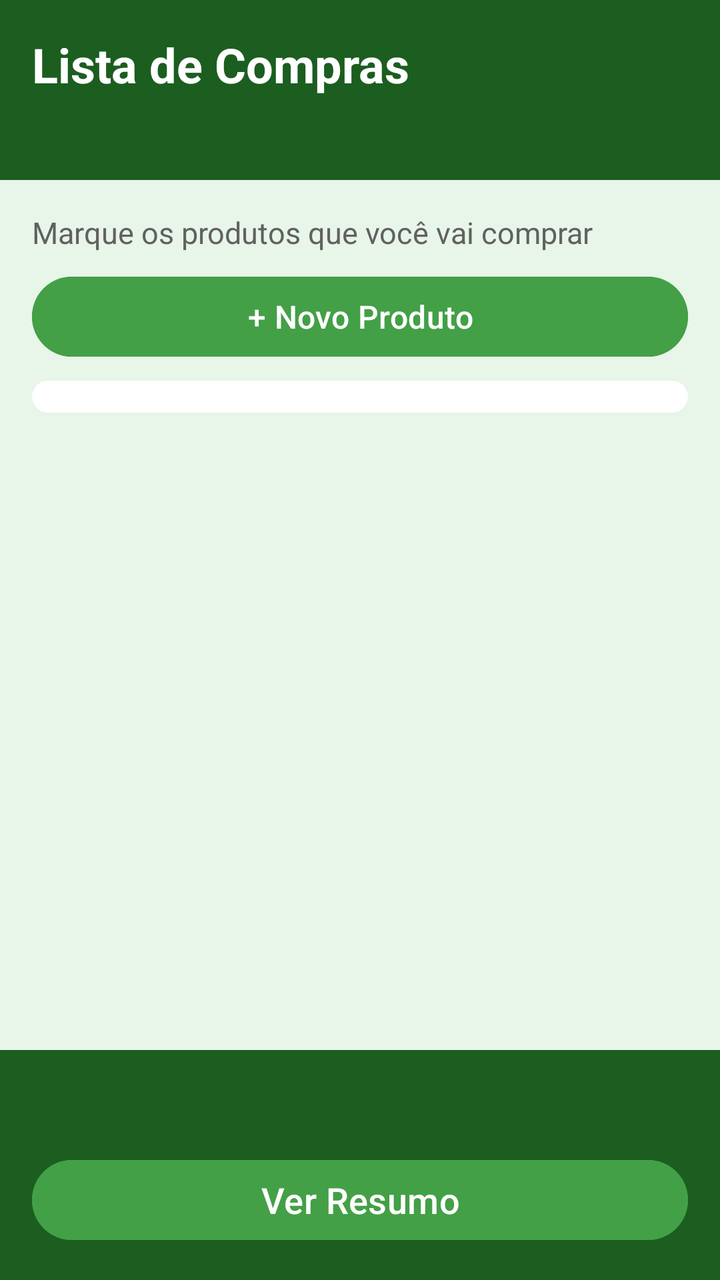
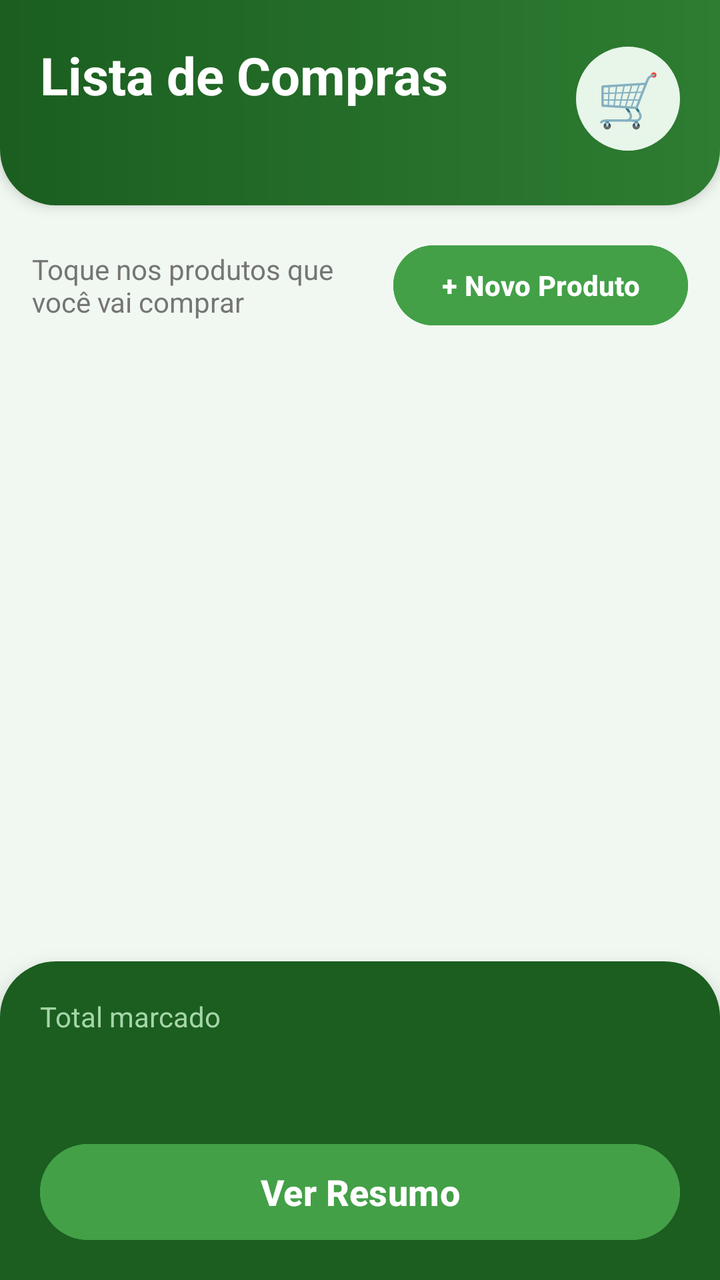

Before-and-after screenshots of an Android layout around one commit, followed by the original layout XML and the change that was made.
<!-- AndroidManifest.xml: application theme Theme.CarrinhoCerto -->
<!-- res/layout/activity_lista.xml -->
<?xml version="1.0" encoding="utf-8"?>
<LinearLayout xmlns:android="http://schemas.android.com/apk/res/android"
    xmlns:tools="http://schemas.android.com/tools"
    android:layout_width="match_parent"
    android:layout_height="match_parent"
    android:background="@color/verde_claro"
    android:fitsSystemWindows="true"
    android:orientation="vertical"
    tools:context=".ListaActivity">

    
    <LinearLayout
        android:layout_width="match_parent"
        android:layout_height="wrap_content"
        android:background="@color/verde_escuro"
        android:orientation="vertical"
        android:padding="16dp">

        <TextView
            android:layout_width="wrap_content"
            android:layout_height="wrap_content"
            android:text="@string/titulo_lista"
            android:textColor="@color/branco"
            android:textSize="24sp"
            android:textStyle="bold" />

        
        <TextView
            android:id="@+id/txtOrcamento"
            android:layout_width="wrap_content"
            android:layout_height="wrap_content"
            android:layout_marginTop="4dp"
            android:textColor="@color/verde_suave"
            android:textSize="16sp" />
    </LinearLayout>

    
    <ScrollView
        android:layout_width="match_parent"
        android:layout_height="0dp"
        android:layout_weight="1">

        <LinearLayout
            android:layout_width="match_parent"
            android:layout_height="wrap_content"
            android:orientation="vertical"
            android:padding="16dp">

            <TextView
                android:layout_width="wrap_content"
                android:layout_height="wrap_content"
                android:layout_marginBottom="8dp"
                android:text="@string/instrucao_lista"
                android:textColor="@color/texto_cinza"
                android:textSize="15sp" />

            
            <Button
                android:id="@+id/btnNovoProduto"
                android:layout_width="match_parent"
                android:layout_height="wrap_content"
                android:layout_marginBottom="8dp"
                android:backgroundTint="@color/verde_botao"
                android:text="@string/botao_novo_produto"
                android:textColor="@color/branco"
                android:textSize="16sp" />

            
            <TextView
                android:id="@+id/txtVazio"
                android:layout_width="match_parent"
                android:layout_height="wrap_content"
                android:gravity="center"
                android:padding="16dp"
                android:text="@string/lista_vazia"
                android:textColor="@color/texto_cinza"
                android:textSize="16sp"
                android:visibility="gone" />

            
            <LinearLayout
                android:id="@+id/containerProdutos"
                android:layout_width="match_parent"
                android:layout_height="wrap_content"
                android:background="@drawable/fundo_cartao"
                android:orientation="vertical"
                android:padding="8dp" />
        </LinearLayout>
    </ScrollView>

    
    <LinearLayout
        android:layout_width="match_parent"
        android:layout_height="wrap_content"
        android:background="@color/verde_escuro"
        android:orientation="vertical"
        android:padding="16dp">

        
        <TextView
            android:id="@+id/txtTotal"
            android:layout_width="wrap_content"
            android:layout_height="wrap_content"
            android:textColor="@color/branco"
            android:textSize="20sp"
            android:textStyle="bold" />

        <Button
            android:id="@+id/btnVerResumo"
            android:layout_width="match_parent"
            android:layout_height="wrap_content"
            android:layout_marginTop="8dp"
            android:backgroundTint="@color/verde_botao"
            android:text="@string/botao_ver_resumo"
            android:textColor="@color/branco"
            android:textSize="18sp" />
    </LinearLayout>
</LinearLayout>
<!-- resources referenced by this layout -->
<resources>
  <color name="branco">#FFFFFFFF</color>
  <color name="texto_cinza">#FF616161</color>
  <color name="verde_botao">#FF43A047</color>
  <color name="verde_claro">#FFE8F5E9</color>
  <color name="verde_escuro">#FF1B5E20</color>
  <color name="verde_suave">#FFA5D6A7</color>
  <!-- drawable fundo_cartao (drawable) -->
  <?xml version="1.0" encoding="utf-8"?>
  <shape xmlns:android="http://schemas.android.com/apk/res/android"
      android:shape="rectangle">
      <solid android:color="@color/branco" />
      <corners android:radius="12dp" />
  </shape>
  <string name="botao_novo_produto">+ Novo Produto</string>
  <string name="botao_ver_resumo">Ver Resumo</string>
  <string name="instrucao_lista">Marque os produtos que você vai comprar</string>
  <string name="lista_vazia">Nenhum produto cadastrado. Toque em Novo Produto.</string>
  <string name="titulo_lista">Lista de Compras</string>
  <style name="Theme.CarrinhoCerto" parent="Base.Theme.CarrinhoCerto" />
  <style name="Base.Theme.CarrinhoCerto" parent="Theme.Material3.Light.NoActionBar">
          
          <item name="colorPrimary">@color/verde_botao</item>
          <item name="colorOnPrimary">@color/branco</item>
          <item name="colorSecondary">@color/verde_medio</item>
          
          <item name="android:windowBackground">@color/verde_claro</item>
      </style>
  <color name="verde_medio">#FF2E7D32</color>
</resources>

<!-- the commit's change to res/layout/activity_lista.xml (unified diff, before → after) -->
@@ -12,33 +12,55 @@
     <LinearLayout
         android:layout_width="match_parent"
         android:layout_height="wrap_content"
-        android:background="@color/verde_escuro"
-        android:orientation="vertical"
-        android:padding="16dp">
+        android:background="@drawable/fundo_cabecalho"
+        android:elevation="4dp"
+        android:gravity="center_vertical"
+        android:orientation="horizontal"
+        android:paddingHorizontal="20dp"
+        android:paddingTop="20dp"
+        android:paddingBottom="24dp">
 
-        <TextView
-            android:layout_width="wrap_content"
+        
+        <LinearLayout
+            android:layout_width="0dp"
             android:layout_height="wrap_content"
-            android:text="@string/titulo_lista"
-            android:textColor="@color/branco"
-            android:textSize="24sp"
-            android:textStyle="bold" />
+            android:layout_weight="1"
+            android:orientation="vertical">
+
+            <TextView
+                android:layout_width="wrap_content"
+                android:layout_height="wrap_content"
+                android:text="@string/titulo_lista"
+                android:textColor="@color/branco"
+                android:textSize="26sp"
+                android:textStyle="bold" />
+
+            
+            <TextView
+                android:id="@+id/txtOrcamento"
+                android:layout_width="wrap_content"
+                android:layout_height="wrap_content"
+                android:layout_marginTop="2dp"
+                android:textColor="@color/verde_suave"
+                android:textSize="16sp" />
+        </LinearLayout>
 
         
         <TextView
-            android:id="@+id/txtOrcamento"
-            android:layout_width="wrap_content"
-            android:layout_height="wrap_content"
-            android:layout_marginTop="4dp"
-            android:textColor="@color/verde_suave"
-            android:textSize="16sp" />
+            android:layout_width="52dp"
+            android:layout_height="52dp"
+            android:background="@drawable/fundo_circulo"
+            android:gravity="center"
+            android:text="@string/icone_carrinho"
+            android:textSize="26sp" />
     </LinearLayout>
 
     
     <ScrollView
         android:layout_width="match_parent"
         android:layout_height="0dp"
-        android:layout_weight="1">
+        android:layout_weight="1"
+        android:clipToPadding="false">
 
         <LinearLayout
             android:layout_width="match_parent"
@@ -46,30 +68,41 @@
             android:orientation="vertical"
             android:padding="16dp">
 
-            <TextView
-                android:layout_width="wrap_content"
-                android:layout_height="wrap_content"
-                android:layout_marginBottom="8dp"
-                android:text="@string/instrucao_lista"
-                android:textColor="@color/texto_cinza"
-                android:textSize="15sp" />
-
             
-            <Button
-                android:id="@+id/btnNovoProduto"
+            <LinearLayout
                 android:layout_width="match_parent"
                 android:layout_height="wrap_content"
                 android:layout_marginBottom="8dp"
-                android:backgroundTint="@color/verde_botao"
-                android:text="@string/botao_novo_produto"
-                android:textColor="@color/branco"
-                android:textSize="16sp" />
+                android:gravity="center_vertical"
+                android:orientation="horizontal">
+
+                <TextView
+                    android:layout_width="0dp"
+                    android:layout_height="wrap_content"
+                    android:layout_weight="1"
+                    android:text="@string/instrucao_lista"
+                    android:textColor="@color/texto_cinza"
+                    android:textSize="14sp" />
+
+                
+                <Button
+                    android:id="@+id/btnNovoProduto"
+                    android:layout_width="wrap_content"
+                    android:layout_height="wrap_content"
+                    android:layout_marginStart="8dp"
+                    android:backgroundTint="@color/verde_botao"
+                    android:text="@string/botao_novo_produto"
+                    android:textColor="@color/branco"
+                    android:textSize="14sp"
+                    android:textStyle="bold" />
+            </LinearLayout>
 
             
             <TextView
                 android:id="@+id/txtVazio"
                 android:layout_width="match_parent"
                 android:layout_height="wrap_content"
+                android:layout_marginTop="24dp"
                 android:gravity="center"
                 android:padding="16dp"
                 android:text="@string/lista_vazia"
@@ -82,9 +115,7 @@
                 android:id="@+id/containerProdutos"
                 android:layout_width="match_parent"
                 android:layout_height="wrap_content"
-                android:background="@drawable/fundo_cartao"
-                android:orientation="vertical"
-                android:padding="8dp" />
+                android:orientation="vertical" />
         </LinearLayout>
     </ScrollView>
 
@@ -92,9 +123,34 @@
     <LinearLayout
         android:layout_width="match_parent"
         android:layout_height="wrap_content"
-        android:background="@color/verde_escuro"
+        android:background="@drawable/fundo_rodape"
+        android:elevation="12dp"
         android:orientation="vertical"
-        android:padding="16dp">
+        android:paddingHorizontal="20dp"
+        android:paddingTop="18dp"
+        android:paddingBottom="16dp">
+
+        
+        <LinearLayout
+            android:layout_width="match_parent"
+            android:layout_height="wrap_content"
+            android:orientation="horizontal">
+
+            <TextView
+                android:layout_width="0dp"
+                android:layout_height="wrap_content"
+                android:layout_weight="1"
+                android:text="@string/label_total_rodape"
+                android:textColor="@color/verde_suave"
+                android:textSize="14sp" />
+
+            <TextView
+                android:id="@+id/txtQtdItens"
+                android:layout_width="wrap_content"
+                android:layout_height="wrap_content"
+                android:textColor="@color/verde_suave"
+                android:textSize="14sp" />
+        </LinearLayout>
 
         
         <TextView
@@ -102,17 +158,18 @@
             android:layout_width="wrap_content"
             android:layout_height="wrap_content"
             android:textColor="@color/branco"
-            android:textSize="20sp"
+            android:textSize="30sp"
             android:textStyle="bold" />
 
         <Button
             android:id="@+id/btnVerResumo"
             android:layout_width="match_parent"
-            android:layout_height="wrap_content"
-            android:layout_marginTop="8dp"
+            android:layout_height="56dp"
+            android:layout_marginTop="10dp"
             android:backgroundTint="@color/verde_botao"
             android:text="@string/botao_ver_resumo"
             android:textColor="@color/branco"
-            android:textSize="18sp" />
+            android:textSize="18sp"
+            android:textStyle="bold" />
     </LinearLayout>
 </LinearLayout>
<!-- resource entries referenced after the edit -->
@@ -1,22 +1,45 @@
 <!-- resources referenced by this layout -->
 <resources>
   <color name="branco">#FFFFFFFF</color>
-  <color name="texto_cinza">#FF616161</color>
+  <color name="texto_cinza">#FF757575</color>
   <color name="verde_botao">#FF43A047</color>
-  <color name="verde_claro">#FFE8F5E9</color>
+  <color name="verde_claro">#FFF1F8F1</color>
   <color name="verde_escuro">#FF1B5E20</color>
+  <color name="verde_destaque">#FFE8F5E9</color>
   <color name="verde_suave">#FFA5D6A7</color>
-  <!-- drawable fundo_cartao (drawable) -->
+  <!-- drawable fundo_cabecalho (drawable) -->
   <?xml version="1.0" encoding="utf-8"?>
   <shape xmlns:android="http://schemas.android.com/apk/res/android"
       android:shape="rectangle">
-      <solid android:color="@color/branco" />
-      <corners android:radius="12dp" />
+      <gradient
+          android:angle="0"
+          android:endColor="@color/verde_medio"
+          android:startColor="@color/verde_escuro" />
+      <corners
+          android:bottomLeftRadius="28dp"
+          android:bottomRightRadius="28dp" />
+  </shape>
+  <!-- drawable fundo_circulo (drawable) -->
+  <?xml version="1.0" encoding="utf-8"?>
+  <shape xmlns:android="http://schemas.android.com/apk/res/android"
+      android:shape="oval">
+      <solid android:color="@color/verde_destaque" />
+  </shape>
+  <!-- drawable fundo_rodape (drawable) -->
+  <?xml version="1.0" encoding="utf-8"?>
+  <shape xmlns:android="http://schemas.android.com/apk/res/android"
+      android:shape="rectangle">
+      <solid android:color="@color/verde_escuro" />
+      <corners
+          android:topLeftRadius="28dp"
+          android:topRightRadius="28dp" />
   </shape>
   <string name="botao_novo_produto">+ Novo Produto</string>
   <string name="botao_ver_resumo">Ver Resumo</string>
-  <string name="instrucao_lista">Marque os produtos que você vai comprar</string>
-  <string name="lista_vazia">Nenhum produto cadastrado. Toque em Novo Produto.</string>
+  <string name="icone_carrinho">🛒</string>
+  <string name="instrucao_lista">Toque nos produtos que você vai comprar</string>
+  <string name="label_total_rodape">Total marcado</string>
+  <string name="lista_vazia">Nenhum produto cadastrado.\nToque em Novo Produto para começar.</string>
   <string name="titulo_lista">Lista de Compras</string>
   <style name="Theme.CarrinhoCerto" parent="Base.Theme.CarrinhoCerto" />
   <style name="Base.Theme.CarrinhoCerto" parent="Theme.Material3.Light.NoActionBar">
